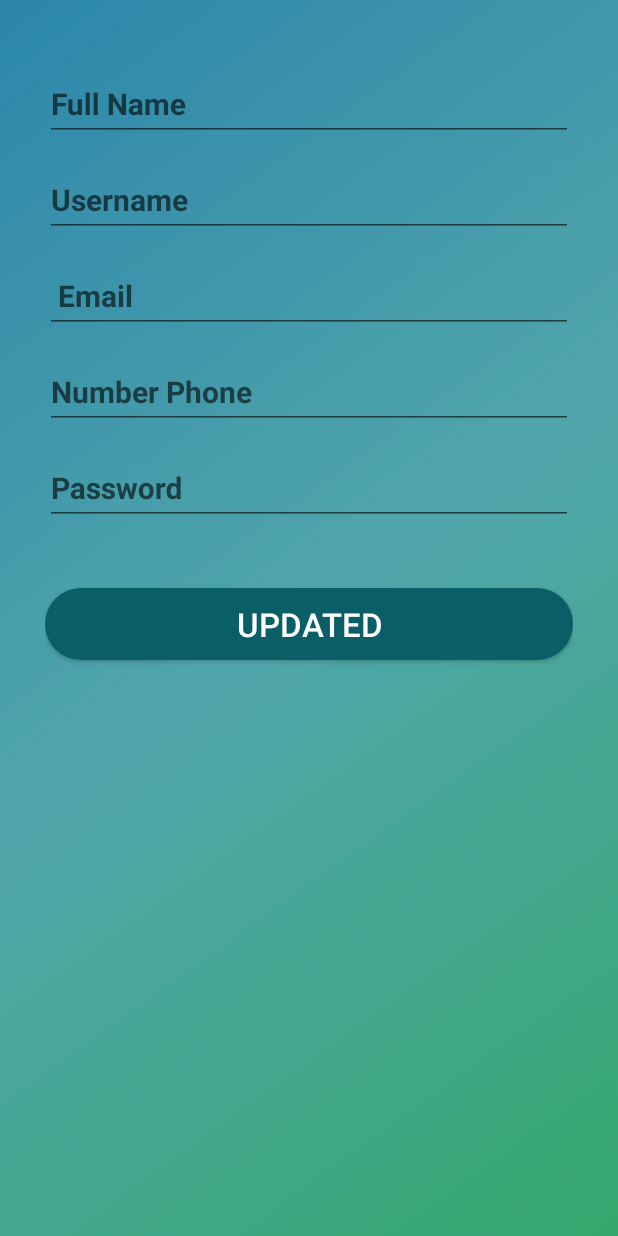
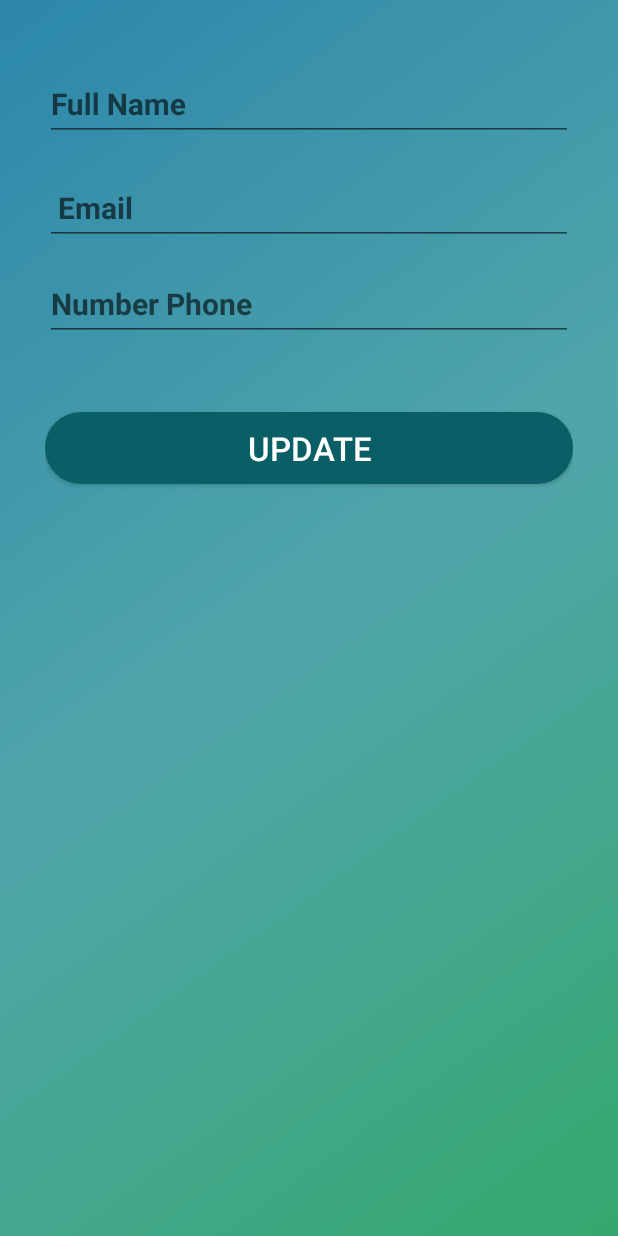
Before and after one commit to Khairul989/pos-sales, an Android app: the layout activity_editprofile.xml on its own in the app's theme, with its tools: preview values and no code run, on a phone screen of 412 x 824 dp. Run offline under Robolectric (Android 15) with nearby library versions, the phone set to English and light mode, and no system bars.

```diff
--- a/app/src/main/java/com/example/home/viewprofile.java
+++ b/app/src/main/java/com/example/home/viewprofile.java
@@ -69,6 +69,12 @@ FirebaseUser user;
         else
         {
             //Get data from firestore and display into textview
+            notverified.setVisibility(View.GONE);
+            verify.setVisibility(View.GONE);
+            fn.setVisibility(View.VISIBLE);
+            email.setVisibility(View.VISIBLE);
+            phone.setVisibility(View.VISIBLE);
+            verified.setVisibility(View.VISIBLE);
             DocumentReference dr = ff.collection("user").document(fa.getUid());
             dr.addSnapshotListener(new EventListener<DocumentSnapshot>() {
                 @Override
--- a/app/src/main/res/layout/activity_editprofile.xml
+++ b/app/src/main/res/layout/activity_editprofile.xml
@@ -33,18 +33,7 @@ tools:context=".editprofile">
     android:layout_height="wrap_content"
     android:layout_marginTop="5dp"
     android:focusable="true"
-    android:focusableInTouchMode="true">
-
-    <EditText
-        android:layout_width="match_parent"
-        android:layout_height="wrap_content"
-        android:hint="Username"
-        android:ems="10"
-        android:inputType="text"
-        android:textSize="20sp"
-        android:textStyle="bold"
-        />
-</com.google.android.material.textfield.TextInputLayout>
+    android:focusableInTouchMode="true"/>
 
 <com.google.android.material.textfield.TextInputLayout
     android:layout_width="match_parent"
@@ -87,23 +76,12 @@ tools:context=".editprofile">
     android:layout_height="wrap_content"
     android:layout_marginTop="5dp"
     android:focusable="true"
-    android:focusableInTouchMode="true">
-
-    <EditText
-        android:layout_width="match_parent"
-        android:layout_height="wrap_content"
-        android:hint="Password"
-        android:ems="10"
-        android:inputType="textPassword"
-        android:textSize="20sp"
-        android:textStyle="bold"
-        />
-</com.google.android.material.textfield.TextInputLayout>
+    android:focusableInTouchMode="true"/>
 
 <Button
     android:layout_width="match_parent"
     android:layout_height="wrap_content"
-    android:text="Updated"
+    android:text="Update"
     android:textSize="22sp"
     android:textColor="#ffff"
     android:layout_marginTop="42dp"
```
